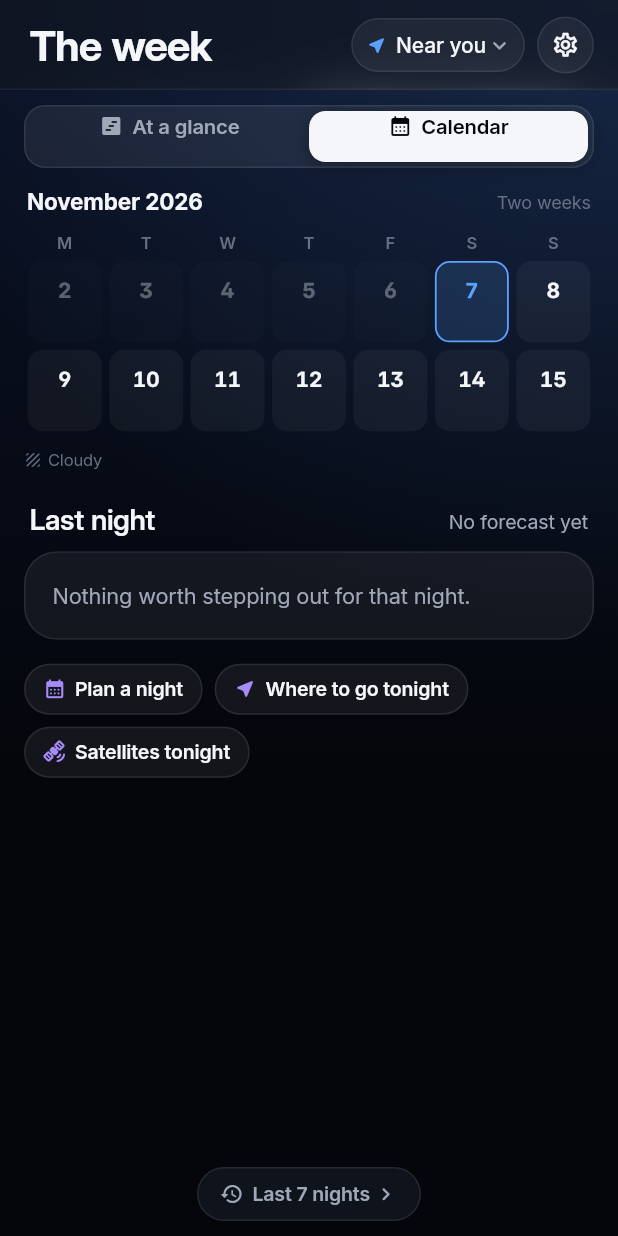
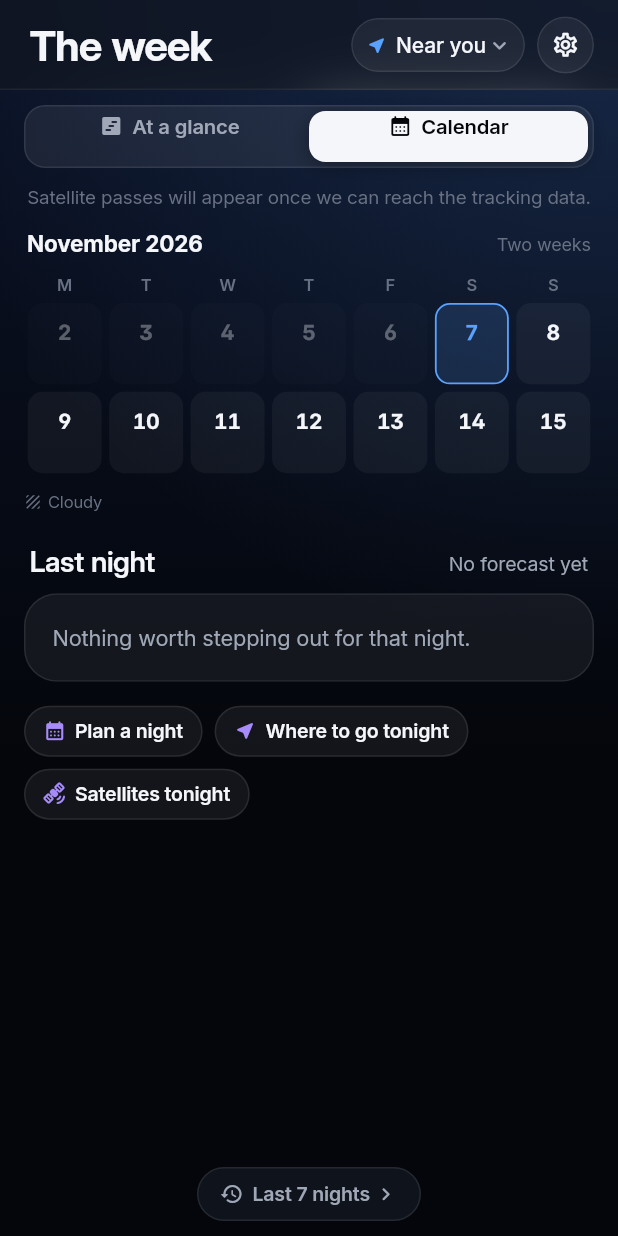
Before and after one commit to brilliant-disruptions/lookup, a Flutter app: the UpcomingScreen screen opened directly, after a tap on "Calendar", on a phone screen of 412 x 824 dp. Run offline on Flutter 3.47's test engine with Material 3 defaults, Android fonts, the phone set to English and light mode, and no system bars; our stand-ins replace camera, flutter_local_notifications, flutter_riverpod, flutter_timezone, geolocator, image_picker and 4 more; missing offline and left inert: add_2_calendar, flutter_rotation_sensor, home_widget, satellite_observer, workmanager; accounts and stored records are empty; network calls fail; statements that could not run were skipped.

Commit message:
Week tab: say satellite passes are coming when orbit data is missing
When Celestrak hasn't been reached and no ISS elements are saved, the
Week tab showed nights with no flyovers and no reason why. It now says
the passes will appear once the tracking data is reachable. Nothing new
is fetched: the feed's backoff still decides when to retry.

Co-Authored-By: Claude Opus 5.5 <noreply@anthropic.com>

```diff
--- a/lib/state/providers.dart
+++ b/lib/state/providers.dart
@@ -73,8 +73,14 @@ class HomeData {
     required this.errors,
     this.recent = const [],
     this.approximate = false,
+    this.satellitesMissing = false,
   });
   final List<SkyEvent> events;
+
+  /// No orbit data for the ISS saved on this phone yet (Celestrak not
+  /// reached), so satellite passes are missing until it is. The feed's own
+  /// backoff retries it; nothing here forces a fetch.
+  final bool satellitesMissing;
 
   /// The ISS times come from the copy shipped with the app (see
   /// [RefreshReport.approximate]).
@@ -115,6 +121,7 @@ class HomeNotifier extends AsyncNotifier<HomeData> {
       aurora: await store.loadAurora(),
       lastRefresh: await store.loadLastRefresh(),
       errors: const [],
+      satellitesMissing: await store.loadElements('iss') == null,
     );
   }
 
@@ -163,6 +170,7 @@ class HomeNotifier extends AsyncNotifier<HomeData> {
       lastRefresh: await store.loadLastRefresh(),
       errors: report.errors,
       approximate: report.approximate,
+      satellitesMissing: !report.approximate && await store.loadElements('iss') == null,
     ));
   }
 }
--- a/lib/ui/upcoming_screen.dart
+++ b/lib/ui/upcoming_screen.dart
@@ -93,6 +93,12 @@ class _UpcomingScreenState extends ConsumerState<UpcomingScreen> {
                     icons: const [Icons.view_timeline_rounded, Icons.calendar_month_rounded],
                   ),
                 ),
+                if (d.satellitesMissing)
+                  const Padding(
+                    padding: EdgeInsets.fromLTRB(16, 10, 16, 0),
+                    child: Text('Satellite passes will appear once we can reach the tracking data.',
+                        textAlign: TextAlign.center, style: TextStyle(color: LookUpColors.greyDim, fontSize: 12.5)),
+                  ),
                 const SizedBox(height: 12),
                 Expanded(
                   child: PageView(controller: _pages, children: [
```
Also changed, not shown: 1 other file.
